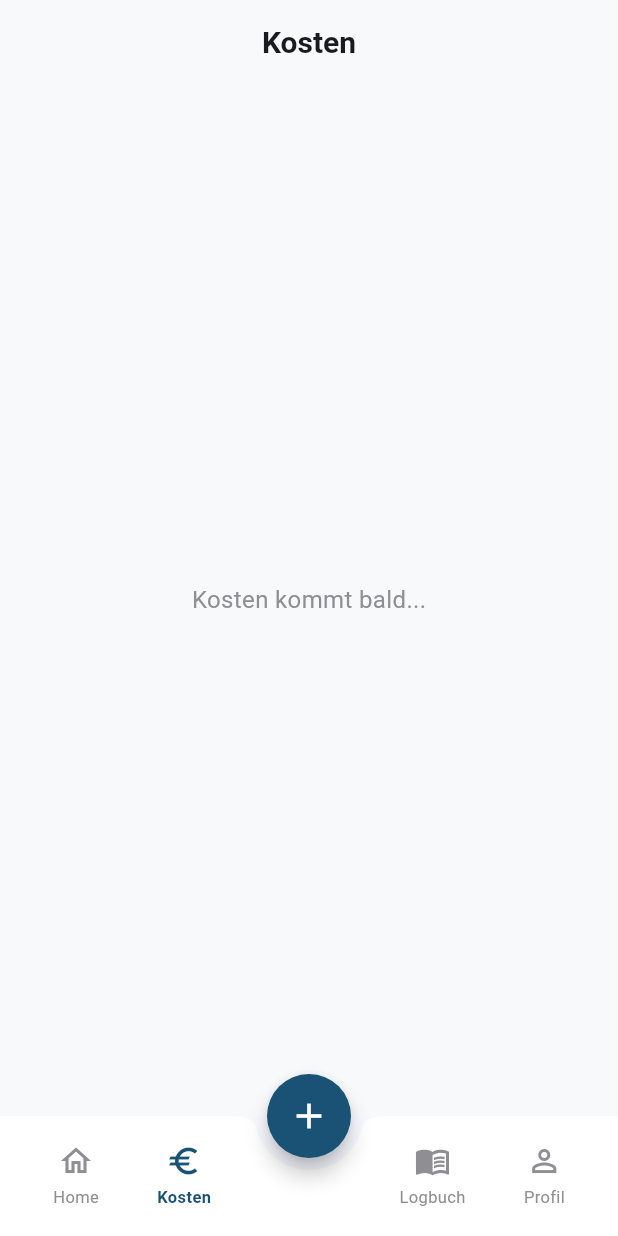
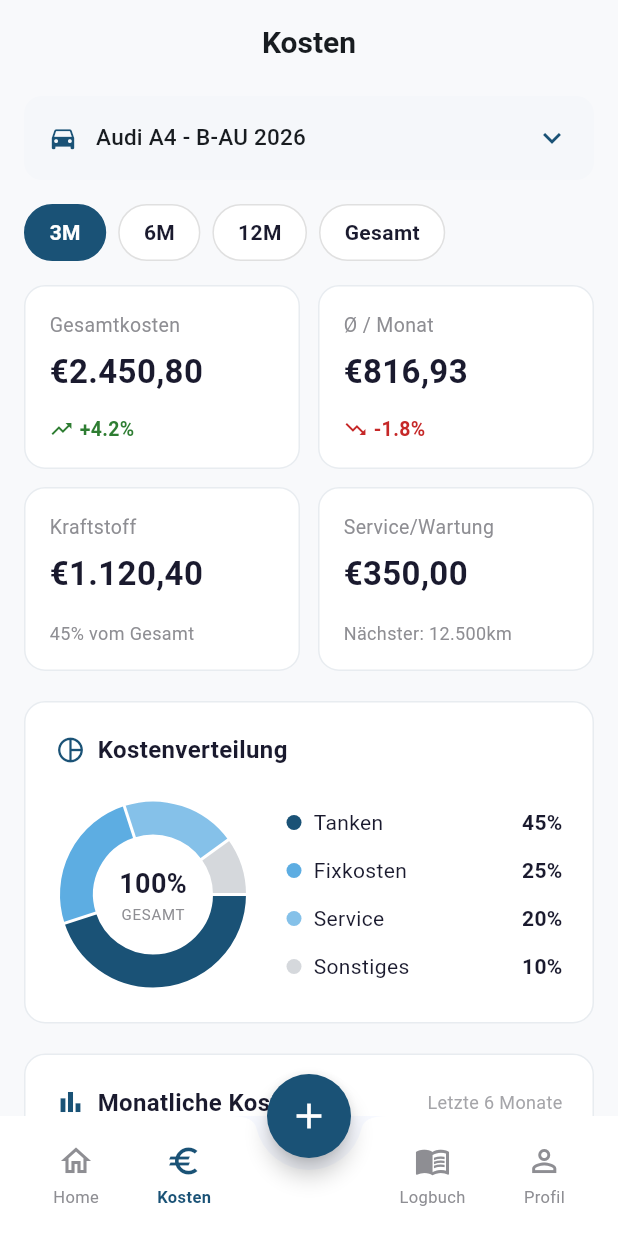
Before and after one commit to FastFluxCore/fahrzeugverwaltung, a Flutter app: the screen it shows once a user with an empty profile is signed in, item 2 of the bottom bar chosen, on a phone screen of 412 x 824 dp. Run offline on Flutter 3.47's test engine with Material 3 defaults, Android fonts, the phone set to English and light mode, and no system bars; our stand-ins replace firebase_auth, firebase_core; accounts and stored records are empty; network calls fail; statements that could not run were skipped.

Commit message:
Add cost screen with KPI cards, donut chart and monthly bar chart (#14)

```diff
--- a/lib/screens/app_shell.dart
+++ b/lib/screens/app_shell.dart
@@ -1,4 +1,6 @@
 import 'package:flutter/material.dart';
+import '../models/vehicle.dart';
+import 'cost_screen.dart';
 import 'dashboard_screen.dart';
 
 class AppShell extends StatefulWidget {
@@ -11,13 +13,32 @@ class AppShell extends StatefulWidget {
 class _AppShellState extends State<AppShell> {
   int _currentIndex = 0;
 
-  final List<Widget> _screens = [
-    const DashboardScreen(),
-    const _PlaceholderScreen(title: 'Kosten'),
-    const SizedBox.shrink(), // Placeholder for FAB
-    const _PlaceholderScreen(title: 'Logbuch'),
-    const _PlaceholderScreen(title: 'Profil'),
+  // TODO: Replace with Firestore data
+  final List<Vehicle> _vehicles = [
+    Vehicle(
+      id: '1',
+      brand: 'Audi',
+      model: 'A4',
+      year: 2026,
+      horsepower: 150,
+      transmission: 'Automatik',
+      fuelType: 'Benzin',
+      licensePlate: 'B-AU 2026',
+      mileage: 12450,
+    ),
   ];
+
+  late Vehicle _selectedVehicle;
+
+  @override
+  void initState() {
+    super.initState();
+    _selectedVehicle = _vehicles.first;
+  }
+
+  void _onVehicleChanged(Vehicle? vehicle) {
+    if (vehicle != null) setState(() => _selectedVehicle = vehicle);
+  }
 
   void _onTabTapped(int index) {
     if (index == 2) {
@@ -123,8 +144,24 @@ class _AppShellState extends State<AppShell> {
 
   @override
   Widget build(BuildContext context) {
+    final screens = [
+      DashboardScreen(
+        vehicles: _vehicles,
+        selectedVehicle: _selectedVehicle,
+        onVehicleChanged: _onVehicleChanged,
+      ),
+      CostScreen(
+        vehicles: _vehicles,
+        selectedVehicle: _selectedVehicle,
+        onVehicleChanged: _onVehicleChanged,
+      ),
+      const SizedBox.shrink(), // Placeholder for FAB
+      const _PlaceholderScreen(title: 'Logbuch'),
+      const _PlaceholderScreen(title: 'Profil'),
+    ];
+
     return Scaffold(
-      body: _screens[_currentIndex],
+      body: screens[_currentIndex],
       bottomNavigationBar: BottomAppBar(
         shape: const CircularNotchedRectangle(),
         notchMargin: 8,
@@ -137,7 +174,7 @@ class _AppShellState extends State<AppShell> {
             children: [
               _buildNavItem(0, Icons.home_outlined, Icons.home, 'Home'),
               _buildNavItem(1, Icons.euro_outlined, Icons.euro, 'Kosten'),
-              const SizedBox(width: 48), // Space for FAB
+              const SizedBox(width: 48),
               _buildNavItem(
                   3, Icons.menu_book_outlined, Icons.menu_book, 'Logbuch'),
               _buildNavItem(
--- /dev/null
+++ b/lib/screens/cost_screen.dart
@@ -0,0 +1,476 @@
+import 'package:fl_chart/fl_chart.dart';
+import 'package:flutter/material.dart';
+import '../models/vehicle.dart';
+import '../widgets/vehicle_selector.dart';
+
+class CostScreen extends StatefulWidget {
+  final List<Vehicle> vehicles;
+  final Vehicle selectedVehicle;
+  final ValueChanged<Vehicle?> onVehicleChanged;
+
+  const CostScreen({
+    super.key,
+    required this.vehicles,
+    required this.selectedVehicle,
+    required this.onVehicleChanged,
+  });
+
+  @override
+  State<CostScreen> createState() => _CostScreenState();
+}
+
+class _CostScreenState extends State<CostScreen> {
+  int _selectedPeriod = 0;
+  final List<String> _periods = ['3M', '6M', '12M', 'Gesamt'];
+
+  @override
+  Widget build(BuildContext context) {
+    return Scaffold(
+      backgroundColor: const Color(0xFFF8F9FB),
+      appBar: AppBar(
+        title: const Text(
+          'Kosten',
+          style: TextStyle(fontWeight: FontWeight.bold, fontSize: 20),
+        ),
+        centerTitle: true,
+        backgroundColor: const Color(0xFFF8F9FB),
+        elevation: 0,
+        scrolledUnderElevation: 0,
+      ),
+      body: SingleChildScrollView(
+        child: Column(
+          crossAxisAlignment: CrossAxisAlignment.start,
+          children: [
+            VehicleSelector(
+              selectedVehicle: widget.selectedVehicle,
+              vehicles: widget.vehicles,
+              onChanged: widget.onVehicleChanged,
+            ),
+            const SizedBox(height: 8),
+            // Period Filter Chips
+            Padding(
+              padding: const EdgeInsets.symmetric(horizontal: 16),
+              child: Row(
+                children: List.generate(_periods.length, (index) {
+                  final isSelected = _selectedPeriod == index;
+                  return Padding(
+                    padding: const EdgeInsets.only(right: 8),
+                    child: GestureDetector(
+                      onTap: () => setState(() => _selectedPeriod = index),
+                      child: Container(
+                        padding: const EdgeInsets.symmetric(
+                            horizontal: 16, vertical: 8),
+                        decoration: BoxDecoration(
+                          color: isSelected
+                              ? const Color(0xFF1A5276)
+                              : Colors.white,
+                          borderRadius: BorderRadius.circular(20),
+                          border: Border.all(
+                            color: isSelected
+                                ? const Color(0xFF1A5276)
+                                : const Color(0xFFE0E0E0),
+                          ),
+                        ),
+                        child: Text(
+                          _periods[index],
+                          style: TextStyle(
+                            fontSize: 14,
+                            fontWeight: FontWeight.w600,
+                            color: isSelected
+                                ? Colors.white
+                                : const Color(0xFF1A1A2E),
+                          ),
+                        ),
+                      ),
+                    ),
+                  );
+                }),
+              ),
+            ),
+            const SizedBox(height: 16),
+            // KPI Cards
+            Padding(
+              padding: const EdgeInsets.symmetric(horizontal: 16),
+              child: GridView.count(
+                crossAxisCount: 2,
+                shrinkWrap: true,
+                physics: const NeverScrollableScrollPhysics(),
+                mainAxisSpacing: 12,
+                crossAxisSpacing: 12,
+                childAspectRatio: 1.5,
+                children: [
+                  _buildKpiCard(
+                    label: 'Gesamtkosten',
+                    value: '€2.450,80',
+                    trend: '+4.2%',
+                    trendUp: true,
+                  ),
+                  _buildKpiCard(
+                    label: 'Ø / Monat',
+                    value: '€816,93',
+                    trend: '-1.8%',
+                    trendUp: false,
+                  ),
+                  _buildKpiCard(
+                    label: 'Kraftstoff',
+                    value: '€1.120,40',
+                    subtitle: '45% vom Gesamt',
+                  ),
+                  _buildKpiCard(
+                    label: 'Service/Wartung',
+                    value: '€350,00',
+                    subtitle: 'Nächster: 12.500km',
+                  ),
+                ],
+              ),
+            ),
+            const SizedBox(height: 20),
+            // Donut Chart
+            _buildCostDistribution(),
+            const SizedBox(height: 20),
+            // Bar Chart
+            _buildMonthlyChart(),
+            const SizedBox(height: 80),
+          ],
+        ),
+      ),
+    );
+  }
+
+  Widget _buildKpiCard({
+    required String label,
+    required String value,
+    String? trend,
+    bool? trendUp,
+    String? subtitle,
+  }) {
+    return Container(
+      padding: const EdgeInsets.all(16),
+      decoration: BoxDecoration(
+        color: Colors.white,
+        borderRadius: BorderRadius.circular(14),
+        border: Border.all(color: const Color(0xFFE8ECF0)),
+      ),
+      child: Column(
+        crossAxisAlignment: CrossAxisAlignment.start,
+        children: [
+          Text(
+            label,
+            style: const TextStyle(fontSize: 13, color: Color(0xFF8E8E93)),
+          ),
+          const SizedBox(height: 6),
+          Text(
+            value,
+            style: const TextStyle(
+              fontSize: 22,
+              fontWeight: FontWeight.bold,
+              color: Color(0xFF1A1A2E),
+            ),
+          ),
+          const Spacer(),
+          if (trend != null)
+            Row(
+              children: [
+                Icon(
+                  trendUp == true
+                      ? Icons.trending_up
+                      : Icons.trending_down,
+                  size: 16,
+                  color: trendUp == true
+                      ? const Color(0xFF2E7D32)
+                      : const Color(0xFFC62828),
+                ),
+                const SizedBox(width: 4),
+                Text(
+                  trend,
+                  style: TextStyle(
+                    fontSize: 13,
+                    fontWeight: FontWeight.w600,
+                    color: trendUp == true
+                        ? const Color(0xFF2E7D32)
+                        : const Color(0xFFC62828),
+                  ),
+                ),
+              ],
+            ),
+          if (subtitle != null)
+            Text(
+              subtitle,
+              style: const TextStyle(fontSize: 12, color: Color(0xFF8E8E93)),
+            ),
+        ],
+      ),
+    );
+  }
+
+  Widget _buildCostDistribution() {
+    return Container(
+      margin: const EdgeInsets.symmetric(horizontal: 16),
+      padding: const EdgeInsets.all(20),
+      decoration: BoxDecoration(
+        color: Colors.white,
+        borderRadius: BorderRadius.circular(14),
+        border: Border.all(color: const Color(0xFFE8ECF0)),
+      ),
+      child: Column(
+        crossAxisAlignment: CrossAxisAlignment.start,
+        children: [
+          const Row(
+            children: [
+              Icon(Icons.pie_chart_outline,
+                  size: 20, color: Color(0xFF1A5276)),
+              SizedBox(width: 8),
+              Text(
+                'Kostenverteilung',
+                style: TextStyle(
+                  fontSize: 16,
+                  fontWeight: FontWeight.w700,
+                  color: Color(0xFF1A1A2E),
+                ),
+              ),
+            ],
+          ),
+          const SizedBox(height: 20),
+          Row(
+            children: [
+              SizedBox(
+                width: 130,
+                height: 130,
+                child: Stack(
+                  alignment: Alignment.center,
+                  children: [
+                    PieChart(
+                      PieChartData(
+                        sectionsSpace: 2,
+                        centerSpaceRadius: 40,
+                        sections: [
+                          PieChartSectionData(
+                            value: 45,
+                            color: const Color(0xFF1A5276),
+                            radius: 22,
+                            showTitle: false,
+                          ),
+                          PieChartSectionData(
+                            value: 25,
+                            color: const Color(0xFF5DADE2),
+                            radius: 22,
+                            showTitle: false,
+                          ),
+                          PieChartSectionData(
+                            value: 20,
+                            color: const Color(0xFF85C1E9),
+                            radius: 22,
+                            showTitle: false,
+                          ),
+                          PieChartSectionData(
+                            value: 10,
+                            color: const Color(0xFFD5D8DC),
+                            radius: 22,
+                            showTitle: false,
+                          ),
+                        ],
+                      ),
+                    ),
+                    const Column(
+                      mainAxisSize: MainAxisSize.min,
+                      children: [
+                        Text(
+                          '100%',
+                          style: TextStyle(
+                            fontSize: 18,
+                            fontWeight: FontWeight.bold,
+                            color: Color(0xFF1A1A2E),
+                          ),
+                        ),
+                        Text(
+                          'GESAMT',
+                          style: TextStyle(
+                            fontSize: 10,
+                            color: Color(0xFF8E8E93),
+                            letterSpacing: 0.5,
+                          ),
+                        ),
+                      ],
+                    ),
+                  ],
+                ),
+              ),
+              const SizedBox(width: 24),
+              Expanded(
+                child: Column(
+                  children: [
+                    _buildLegendItem('Tanken', '45%', const Color(0xFF1A5276)),
+                    const SizedBox(height: 12),
+                    _buildLegendItem(
+                        'Fixkosten', '25%', const Color(0xFF5DADE2)),
+                    const SizedBox(height: 12),
+                    _buildLegendItem(
+                        'Service', '20%', const Color(0xFF85C1E9)),
+                    const SizedBox(height: 12),
+                    _buildLegendItem(
+                        'Sonstiges', '10%', const Color(0xFFD5D8DC)),
+                  ],
+                ),
+              ),
+            ],
+          ),
+        ],
+      ),
+    );
+  }
+
+  Widget _buildLegendItem(String label, String value, Color color) {
+    return Row(
+      children: [
+        Container(
+          width: 10,
+          height: 10,
+          decoration: BoxDecoration(
+            color: color,
+            shape: BoxShape.circle,
+          ),
+        ),
+        const SizedBox(width: 8),
+        Expanded(
+          child: Text(
+            label,
+            style: const TextStyle(fontSize: 14, color: Color(0xFF1A1A2E)),
+          ),
+        ),
+        Text(
+          value,
+          style: const TextStyle(
+            fontSize: 14,
+            fontWeight: FontWeight.w700,
+            color: Color(0xFF1A1A2E),
+          ),
+        ),
+      ],
+    );
+  }
+
+  Widget _buildMonthlyChart() {
+    final months = ['Jun', 'Jul', 'Aug', 'Sep', 'Okt', 'Nov'];
+    final values = [620.0, 480.0, 550.0, 720.0, 940.0, 380.0];
+
+    return Container(
+      margin: const EdgeInsets.symmetric(horizontal: 16),
+      padding: const EdgeInsets.all(20),
+      decoration: BoxDecoration(
+        color: Colors.white,
+        borderRadius: BorderRadius.circular(14),
+        border: Border.all(color: const Color(0xFFE8ECF0)),
+      ),
+      child: Column(
+        crossAxisAlignment: CrossAxisAlignment.start,
+        children: [
+          Row(
+            children: [
+              const Icon(Icons.bar_chart,
+                  size: 20, color: Color(0xFF1A5276)),
+              const SizedBox(width: 8),
+              const Expanded(
+                child: Text(
+                  'Monatliche Kosten',
+                  style: TextStyle(
+                    fontSize: 16,
+                    fontWeight: FontWeight.w700,
+                    color: Color(0xFF1A1A2E),
+                  ),
+                ),
+              ),
+              Text(
+                'Letzte 6 Monate',
+                style: TextStyle(
+                  fontSize: 12,
+                  color: const Color(0xFF8E8E93).withValues(alpha: 0.8),
+                ),
+              ),
+            ],
+          ),
+          const SizedBox(height: 24),
+          SizedBox(
+            height: 180,
+            child: BarChart(
+              BarChartData(
+                alignment: BarChartAlignment.spaceAround,
+                maxY: 1100,
+                barTouchData: BarTouchData(
+                  enabled: true,
+                  touchTooltipData: BarTouchTooltipData(
+                    getTooltipItem: (group, groupIndex, rod, rodIndex) {
+                      return BarTooltipItem(
+                        '€${rod.toY.toStringAsFixed(0)}',
+                        const TextStyle(
+                          color: Colors.white,
+                          fontWeight: FontWeight.w600,
+                          fontSize: 13,
+                        ),
+                      );
+                    },
+                  ),
+                ),
+                titlesData: FlTitlesData(
+                  show: true,
+                  bottomTitles: AxisTitles(
+                    sideTitles: SideTitles(
+                      showTitles: true,
+                      getTitlesWidget: (value, meta) {
+                        final index = value.toInt();
+                        if (index >= 0 && index < months.length) {
+                          final isHighlighted = index == 4;
+                          return Padding(
+                            padding: const EdgeInsets.only(top: 8),
+                            child: Text(
+                              months[index],
+                              style: TextStyle(
+                                fontSize: 12,
+                                color: isHighlighted
+                                    ? const Color(0xFF1A5276)
+                                    : const Color(0xFF8E8E93),
+                                fontWeight: isHighlighted
+                                    ? FontWeight.w700
+                                    : FontWeight.normal,
+                              ),
+                            ),
+                          );
+                        }
+                        return const SizedBox.shrink();
+                      },
+                      reservedSize: 30,
+                    ),
+                  ),
+                  leftTitles: const AxisTitles(
+                      sideTitles: SideTitles(showTitles: false)),
+                  topTitles: const AxisTitles(
+                      sideTitles: SideTitles(showTitles: false)),
+                  rightTitles: const AxisTitles(
+                      sideTitles: SideTitles(showTitles: false)),
+                ),
+                gridData: const FlGridData(show: false),
+                borderData: FlBorderData(show: false),
+                barGroups: List.generate(values.length, (index) {
+                  final isHighlighted = index == 4;
+                  return BarChartGroupData(
+                    x: index,
+                    barRods: [
+                      BarChartRodData(
+                        toY: values[index],
+                        color: isHighlighted
+                            ? const Color(0xFF1A5276)
+                            : const Color(0xFFD6E4F0),
+                        width: 28,
+                        borderRadius: const BorderRadius.vertical(
+                            top: Radius.circular(6)),
+                      ),
+                    ],
+                  );
+                }),
+              ),
+            ),
+          ),
+        ],
+      ),
+    );
+  }
+}
--- a/lib/screens/dashboard_screen.dart
+++ b/lib/screens/dashboard_screen.dart
@@ -5,32 +5,20 @@ import '../widgets/entry_card.dart';
 import '../widgets/summary_card.dart';
 import '../widgets/vehicle_selector.dart';
 
-class DashboardScreen extends StatefulWidget {
-  const DashboardScreen({super.key});
+class DashboardScreen extends StatelessWidget {
+  final List<Vehicle> vehicles;
+  final Vehicle selectedVehicle;
+  final ValueChanged<Vehicle?> onVehicleChanged;
 
-  @override
-  State<DashboardScreen> createState() => _DashboardScreenState();
-}
+  const DashboardScreen({
+    super.key,
+    required this.vehicles,
+    required this.selectedVehicle,
+    required this.onVehicleChanged,
+  });
 
-class _DashboardScreenState extends State<DashboardScreen> {
   // TODO: Replace with Firestore data
-  final List<Vehicle> _vehicles = [
-    Vehicle(
-      id: '1',
-      brand: 'Audi',
-      model: 'A4',
-      year: 2026,
-      horsepower: 150,
-      transmission: 'Automatik',
-      fuelType: 'Benzin',
-      licensePlate: 'B-AU 2026',
-      mileage: 12450,
-    ),
-  ];
-
-  late Vehicle _selectedVehicle;
-
-  final List<Entry> _recentEntries = [
+  List<Entry> get _recentEntries => [
         Entry(
           id: '1',
           type: EntryType.fuel,
@@ -78,12 +66,6 @@ class _DashboardScreenState extends State<DashboardScreen> {
       ];
 
   @override
-  void initState() {
-    super.initState();
-    _selectedVehicle = _vehicles.first;
-  }
-
-  @override
   Widget build(BuildContext context) {
     return Scaffold(
       backgroundColor: const Color(0xFFF8F9FB),
@@ -102,14 +84,11 @@ class _DashboardScreenState extends State<DashboardScreen> {
           crossAxisAlignment: CrossAxisAlignment.start,
           children: [
             VehicleSelector(
-              selectedVehicle: _selectedVehicle,
-              vehicles: _vehicles,
-              onChanged: (v) {
-                if (v != null) setState(() => _selectedVehicle = v);
-              },
+              selectedVehicle: selectedVehicle,
+              vehicles: vehicles,
+              onChanged: onVehicleChanged,
             ),
             const SizedBox(height: 8),
-            // Zusammenfassung
             Padding(
               padding: const EdgeInsets.symmetric(horizontal: 16),
               child: Text(
@@ -135,7 +114,7 @@ class _DashboardScreenState extends State<DashboardScreen> {
                 children: [
                   SummaryCard(
                     icon: Icons.speed,
-                    value: '${_formatNumber(_selectedVehicle.mileage)} km',
+                    value: '${_formatNumber(selectedVehicle.mileage)} km',
                     label: 'Kilometerstand',
                   ),
                   const SummaryCard(
@@ -158,7 +137,6 @@ class _DashboardScreenState extends State<DashboardScreen> {
               ),
             ),
             const SizedBox(height: 24),
-            // Letzte Einträge
             Padding(
               padding: const EdgeInsets.symmetric(horizontal: 16),
               child: Row(
--- a/pubspec.yaml
+++ b/pubspec.yaml
@@ -36,6 +36,7 @@ dependencies:
   cupertino_icons: ^1.0.8
   firebase_core: ^4.5.0
   firebase_auth: ^6.2.0
+  fl_chart: ^1.2.0
 
 dev_dependencies:
   flutter_test:
```
Also changed, not shown: pubspec.lock. Lines whose indentation alone changed are shown as unchanged.
